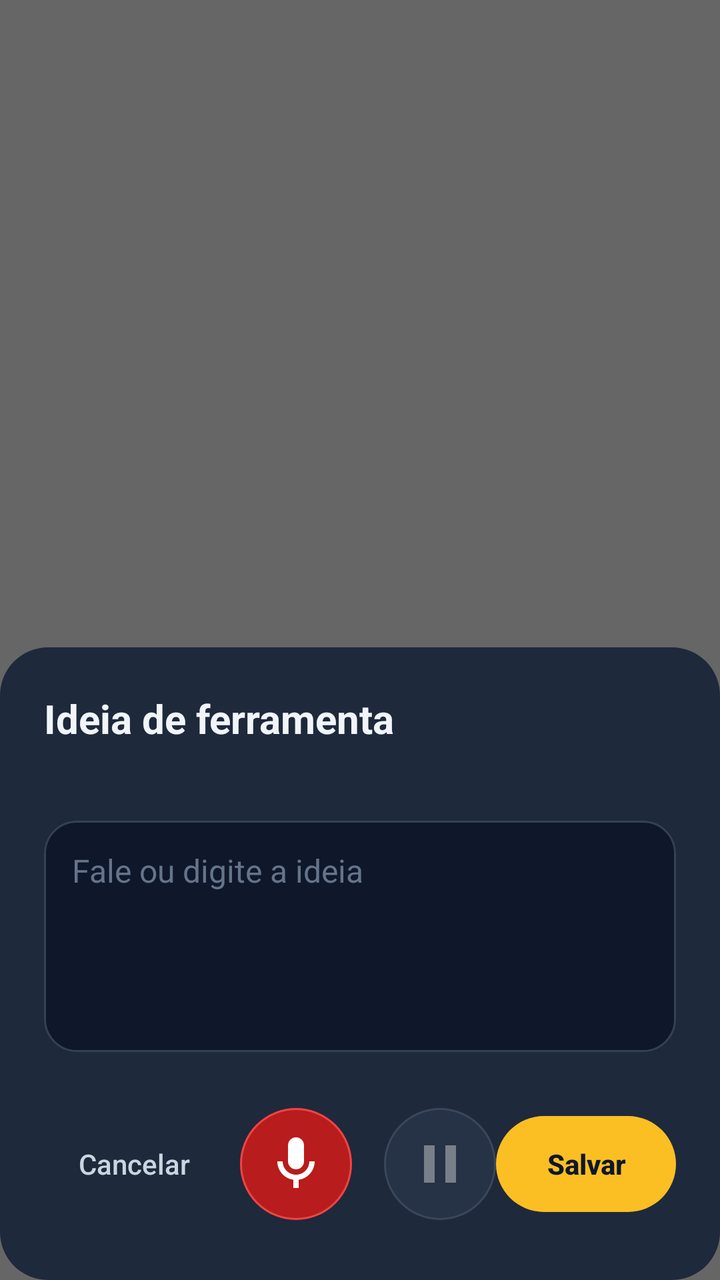
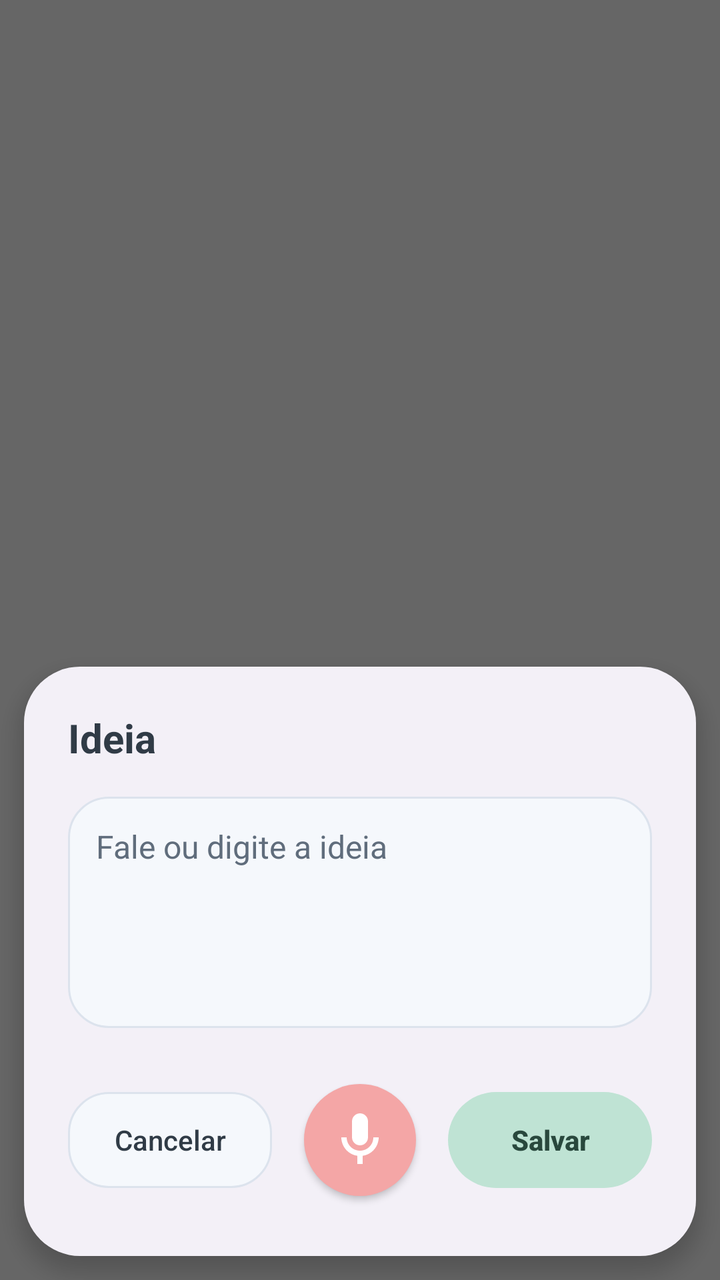

An Android layout rendered at two revisions. The XML below is the earlier revision; the diff shows what the commit changed to produce the second picture.
<!-- AndroidManifest.xml: activity theme Theme.BancoCBR.Idea -->
<!-- res/layout/idea.xml -->
<?xml version="1.0" encoding="utf-8"?>
<FrameLayout xmlns:android="http://schemas.android.com/apk/res/android"
    android:id="@+id/idea_root" android:layout_width="match_parent" android:layout_height="match_parent"
    android:background="#99000000" android:fitsSystemWindows="true">
    <LinearLayout android:layout_width="match_parent" android:layout_height="wrap_content"
        android:layout_gravity="bottom" android:background="@drawable/idea_card" android:clickable="true"
        android:orientation="vertical" android:paddingStart="22dp" android:paddingEnd="22dp"
        android:paddingTop="22dp" android:paddingBottom="18dp">
        <TextView android:layout_width="match_parent" android:layout_height="wrap_content"
            android:text="@string/idea_title" android:textColor="@color/foreground" android:textSize="20sp" android:textStyle="bold" />
        <TextView android:id="@+id/idea_status" android:layout_width="match_parent" android:layout_height="wrap_content"
            android:layout_marginTop="4dp" android:textColor="@color/muted" android:textSize="13sp" />
        <EditText android:id="@+id/idea_input" android:layout_width="match_parent" android:layout_height="wrap_content"
            android:layout_marginTop="16dp" android:background="@drawable/idea_field" android:gravity="top|start"
            android:hint="@string/idea_hint" android:inputType="textMultiLine|textCapSentences"
            android:minLines="4" android:maxLines="10" android:padding="14dp" android:scrollbars="vertical"
            android:textColor="@color/foreground" android:textColorHint="#64748b" android:textSize="16sp"
            android:lineSpacingExtra="3dp" />
        <LinearLayout android:layout_width="match_parent" android:layout_height="wrap_content"
            android:layout_marginTop="16dp" android:gravity="center" android:orientation="horizontal">
            <Button android:id="@+id/idea_cancel" android:layout_width="0dp" android:layout_height="48dp" android:layout_weight="1"
                android:background="@android:color/transparent" android:stateListAnimator="@null"
                android:minWidth="0dp" android:paddingStart="4dp" android:paddingEnd="4dp"
                android:text="@string/idea_cancel" android:textAllCaps="false" android:textColor="@color/muted" android:textSize="14sp" />
            <LinearLayout android:layout_width="136dp" android:layout_height="80dp"
                android:gravity="center" android:orientation="horizontal">
                <FrameLayout android:layout_width="72dp" android:layout_height="80dp">
                    <View android:id="@+id/idea_mic_ring" android:layout_width="72dp" android:layout_height="72dp"
                        android:layout_gravity="center" android:background="@drawable/idea_mic_ring"
                        android:importantForAccessibility="no" android:visibility="invisible" />
                    <ImageButton android:id="@+id/idea_mic" android:layout_width="56dp" android:layout_height="56dp"
                        android:layout_gravity="center" android:padding="12dp" android:scaleType="fitCenter"
                        android:src="@drawable/ic_mic" android:background="@drawable/idea_mic_off"
                        android:backgroundTint="@null" android:stateListAnimator="@null"
                        android:contentDescription="@string/idea_mic_desc" />
                </FrameLayout>
                <ImageButton android:id="@+id/idea_pause" android:layout_width="56dp" android:layout_height="56dp"
                    android:layout_marginStart="8dp" android:padding="12dp" android:scaleType="fitCenter"
                    android:src="@drawable/ic_pause" android:background="@drawable/idea_pause"
                    android:backgroundTint="@null" android:stateListAnimator="@null"
                    android:contentDescription="@string/idea_pause_desc" android:enabled="false" android:alpha="0.4" />
            </LinearLayout>
            <Button android:id="@+id/idea_save" android:layout_width="0dp" android:layout_height="48dp" android:layout_weight="1"
                android:background="@drawable/idea_save" android:stateListAnimator="@null"
                android:text="@string/quick_save" android:textAllCaps="false" android:textColor="@color/background"
                android:minWidth="0dp" android:paddingStart="4dp" android:paddingEnd="4dp"
                android:textSize="14sp" android:textStyle="bold" />
        </LinearLayout>
    </LinearLayout>
</FrameLayout>
<!-- resources referenced by this layout -->
<resources>
  <color name="background">#0f172a</color>
  <color name="foreground">#f1f5f9</color>
  <color name="muted">#cbd5e1</color>
  <!-- drawable ic_mic (drawable) -->
  <?xml version="1.0" encoding="utf-8"?>
  <vector xmlns:android="http://schemas.android.com/apk/res/android"
      android:width="48dp" android:height="48dp" android:viewportWidth="24" android:viewportHeight="24">
      <path android:fillColor="#FFFFFF"
          android:pathData="M12,14c1.66,0 3,-1.34 3,-3V5c0,-1.66 -1.34,-3 -3,-3S9,3.34 9,5v6c0,1.66 1.34,3 3,3zM17,11c0,2.76 -2.24,5 -5,5s-5,-2.24 -5,-5H5c0,3.53 2.61,6.43 6,6.92V21h2v-3.08c3.39,-0.49 6,-3.39 6,-6.92z" />
  </vector>
  <!-- drawable ic_pause (drawable) -->
  <?xml version="1.0" encoding="utf-8"?>
  <vector xmlns:android="http://schemas.android.com/apk/res/android"
      android:width="48dp" android:height="48dp" android:viewportWidth="24" android:viewportHeight="24">
      <path android:fillColor="#ffffff"
          android:pathData="M6,19h4V5H6zM14,5v14h4V5z" />
  </vector>
  <!-- drawable idea_card (drawable) -->
  <?xml version="1.0" encoding="utf-8"?>
  <shape xmlns:android="http://schemas.android.com/apk/res/android" android:shape="rectangle">
      <solid android:color="#1e293b" />
      <corners android:radius="24dp" />
  </shape>
  <!-- drawable idea_field (drawable) -->
  <?xml version="1.0" encoding="utf-8"?>
  <shape xmlns:android="http://schemas.android.com/apk/res/android" android:shape="rectangle">
      <solid android:color="#0f172a" />
      <stroke android:width="1dp" android:color="#334155" />
      <corners android:radius="16dp" />
  </shape>
  <!-- drawable idea_mic_off (drawable) -->
  <?xml version="1.0" encoding="utf-8"?>
  <ripple xmlns:android="http://schemas.android.com/apk/res/android" android:color="#40FFFFFF">
      <item>
          <shape android:shape="oval">
              <solid android:color="#B91C1C" />
              <stroke android:width="1dp" android:color="#EF4444" />
          </shape>
      </item>
  </ripple>
  <!-- drawable idea_mic_ring (drawable) -->
  <?xml version="1.0" encoding="utf-8"?>
  <shape xmlns:android="http://schemas.android.com/apk/res/android" android:shape="oval">
      <solid android:color="#18EF4444" />
      <stroke android:width="2dp" android:color="#EF4444" />
  </shape>
  <!-- drawable idea_pause (drawable) -->
  <?xml version="1.0" encoding="utf-8"?>
  <ripple xmlns:android="http://schemas.android.com/apk/res/android" android:color="#30FFFFFF">
      <item>
          <shape android:shape="oval">
              <solid android:color="#334155" />
              <stroke android:width="1dp" android:color="#64748B" />
          </shape>
      </item>
  </ripple>
  <!-- drawable idea_save (drawable) -->
  <?xml version="1.0" encoding="utf-8"?>
  <shape xmlns:android="http://schemas.android.com/apk/res/android" android:shape="rectangle">
      <solid android:color="@color/tool" />
      <corners android:radius="24dp" />
  </shape>
  <string name="idea_cancel">Cancelar</string>
  <string name="idea_hint">Fale ou digite a ideia</string>
  <string name="idea_mic_desc">Gravar ou pausar</string>
  <string name="idea_pause_desc">Pausar gravação</string>
  <string name="idea_title">Ideia de ferramenta</string>
  <string name="quick_save">Salvar</string>
  <style name="Theme.BancoCBR.Idea" parent="android:style/Theme.Material.NoActionBar">
          <item name="android:windowIsTranslucent">true</item>
          <item name="android:windowBackground">@android:color/transparent</item>
          <item name="android:backgroundDimEnabled">false</item>
          <item name="android:statusBarColor">@android:color/transparent</item>
          <item name="android:navigationBarColor">#1e293b</item>
          <item name="android:colorAccent">@color/tool</item>
          <item name="android:windowAnimationStyle">@android:style/Animation.InputMethod</item>
      </style>
  <color name="tool">#fbbf24</color>
</resources>

<!-- the commit's change to res/layout/idea.xml (unified diff, before → after) -->
@@ -2,27 +2,28 @@
 <FrameLayout xmlns:android="http://schemas.android.com/apk/res/android"
     android:id="@+id/idea_root" android:layout_width="match_parent" android:layout_height="match_parent"
     android:background="#99000000" android:fitsSystemWindows="true">
-    <LinearLayout android:layout_width="match_parent" android:layout_height="wrap_content"
+    <LinearLayout android:id="@+id/idea_card" android:layout_width="match_parent" android:layout_height="wrap_content"
         android:layout_gravity="bottom" android:background="@drawable/idea_card" android:clickable="true"
+        android:elevation="6dp" android:layout_margin="12dp"
         android:orientation="vertical" android:paddingStart="22dp" android:paddingEnd="22dp"
         android:paddingTop="22dp" android:paddingBottom="18dp">
-        <TextView android:layout_width="match_parent" android:layout_height="wrap_content"
-            android:text="@string/idea_title" android:textColor="@color/foreground" android:textSize="20sp" android:textStyle="bold" />
+        <TextView android:id="@+id/idea_heading" android:layout_width="match_parent" android:layout_height="wrap_content"
+            android:text="@string/idea_title" android:textColor="#303B46" android:textSize="20sp" android:textStyle="bold" />
         <TextView android:id="@+id/idea_status" android:layout_width="match_parent" android:layout_height="wrap_content"
-            android:layout_marginTop="4dp" android:textColor="@color/muted" android:textSize="13sp" />
+            android:layout_marginTop="8dp" android:textColor="#9A3D45" android:textSize="13sp" android:visibility="gone" />
         <EditText android:id="@+id/idea_input" android:layout_width="match_parent" android:layout_height="wrap_content"
-            android:layout_marginTop="16dp" android:background="@drawable/idea_field" android:gravity="top|start"
+            android:layout_marginTop="16dp" android:background="@drawable/idea_field" android:backgroundTint="@null" android:gravity="top|start"
             android:hint="@string/idea_hint" android:inputType="textMultiLine|textCapSentences"
             android:minLines="4" android:maxLines="10" android:padding="14dp" android:scrollbars="vertical"
-            android:textColor="@color/foreground" android:textColorHint="#64748b" android:textSize="16sp"
+            android:textColor="#303B46" android:textColorHint="#606D7C" android:textSize="16sp"
             android:lineSpacingExtra="3dp" />
         <LinearLayout android:layout_width="match_parent" android:layout_height="wrap_content"
             android:layout_marginTop="16dp" android:gravity="center" android:orientation="horizontal">
             <Button android:id="@+id/idea_cancel" android:layout_width="0dp" android:layout_height="48dp" android:layout_weight="1"
-                android:background="@android:color/transparent" android:stateListAnimator="@null"
+                android:background="@drawable/idea_field" android:backgroundTint="@null" android:stateListAnimator="@null"
                 android:minWidth="0dp" android:paddingStart="4dp" android:paddingEnd="4dp"
-                android:text="@string/idea_cancel" android:textAllCaps="false" android:textColor="@color/muted" android:textSize="14sp" />
-            <LinearLayout android:layout_width="136dp" android:layout_height="80dp"
+                android:text="@string/idea_cancel" android:textAllCaps="false" android:textColor="#303B46" android:textSize="14sp" />
+            <LinearLayout android:layout_width="88dp" android:layout_height="80dp"
                 android:gravity="center" android:orientation="horizontal">
                 <FrameLayout android:layout_width="72dp" android:layout_height="80dp">
                     <View android:id="@+id/idea_mic_ring" android:layout_width="72dp" android:layout_height="72dp"
@@ -31,18 +32,13 @@
                     <ImageButton android:id="@+id/idea_mic" android:layout_width="56dp" android:layout_height="56dp"
                         android:layout_gravity="center" android:padding="12dp" android:scaleType="fitCenter"
                         android:src="@drawable/ic_mic" android:background="@drawable/idea_mic_off"
-                        android:backgroundTint="@null" android:stateListAnimator="@null"
+                        android:backgroundTint="@null" android:stateListAnimator="@null" android:elevation="2dp"
                         android:contentDescription="@string/idea_mic_desc" />
                 </FrameLayout>
-                <ImageButton android:id="@+id/idea_pause" android:layout_width="56dp" android:layout_height="56dp"
-                    android:layout_marginStart="8dp" android:padding="12dp" android:scaleType="fitCenter"
-                    android:src="@drawable/ic_pause" android:background="@drawable/idea_pause"
-                    android:backgroundTint="@null" android:stateListAnimator="@null"
-                    android:contentDescription="@string/idea_pause_desc" android:enabled="false" android:alpha="0.4" />
             </LinearLayout>
             <Button android:id="@+id/idea_save" android:layout_width="0dp" android:layout_height="48dp" android:layout_weight="1"
-                android:background="@drawable/idea_save" android:stateListAnimator="@null"
-                android:text="@string/quick_save" android:textAllCaps="false" android:textColor="@color/background"
+                android:background="@drawable/idea_save" android:backgroundTint="@null" android:stateListAnimator="@null"
+                android:text="@string/quick_save" android:textAllCaps="false" android:textColor="#29483D"
                 android:minWidth="0dp" android:paddingStart="4dp" android:paddingEnd="4dp"
                 android:textSize="14sp" android:textStyle="bold" />
         </LinearLayout>
<!-- resource entries referenced after the edit -->
@@ -1,8 +1,5 @@
 <!-- resources referenced by this layout -->
 <resources>
-  <color name="background">#0f172a</color>
-  <color name="foreground">#f1f5f9</color>
-  <color name="muted">#cbd5e1</color>
   <!-- drawable ic_mic (drawable) -->
   <?xml version="1.0" encoding="utf-8"?>
   <vector xmlns:android="http://schemas.android.com/apk/res/android"
@@ -10,63 +7,44 @@
       <path android:fillColor="#FFFFFF"
           android:pathData="M12,14c1.66,0 3,-1.34 3,-3V5c0,-1.66 -1.34,-3 -3,-3S9,3.34 9,5v6c0,1.66 1.34,3 3,3zM17,11c0,2.76 -2.24,5 -5,5s-5,-2.24 -5,-5H5c0,3.53 2.61,6.43 6,6.92V21h2v-3.08c3.39,-0.49 6,-3.39 6,-6.92z" />
   </vector>
-  <!-- drawable ic_pause (drawable) -->
-  <?xml version="1.0" encoding="utf-8"?>
-  <vector xmlns:android="http://schemas.android.com/apk/res/android"
-      android:width="48dp" android:height="48dp" android:viewportWidth="24" android:viewportHeight="24">
-      <path android:fillColor="#ffffff"
-          android:pathData="M6,19h4V5H6zM14,5v14h4V5z" />
-  </vector>
   <!-- drawable idea_card (drawable) -->
   <?xml version="1.0" encoding="utf-8"?>
   <shape xmlns:android="http://schemas.android.com/apk/res/android" android:shape="rectangle">
-      <solid android:color="#1e293b" />
-      <corners android:radius="24dp" />
+      <solid android:color="#F3F0F7" />
+      <corners android:radius="28dp" />
   </shape>
   <!-- drawable idea_field (drawable) -->
   <?xml version="1.0" encoding="utf-8"?>
   <shape xmlns:android="http://schemas.android.com/apk/res/android" android:shape="rectangle">
-      <solid android:color="#0f172a" />
-      <stroke android:width="1dp" android:color="#334155" />
-      <corners android:radius="16dp" />
+      <solid android:color="#F5F8FC" />
+      <stroke android:width="1dp" android:color="#DCE3ED" />
+      <corners android:radius="20dp" />
   </shape>
   <!-- drawable idea_mic_off (drawable) -->
   <?xml version="1.0" encoding="utf-8"?>
   <ripple xmlns:android="http://schemas.android.com/apk/res/android" android:color="#40FFFFFF">
       <item>
           <shape android:shape="oval">
-              <solid android:color="#B91C1C" />
-              <stroke android:width="1dp" android:color="#EF4444" />
+              <solid android:color="#F4A6A6" />
           </shape>
       </item>
   </ripple>
   <!-- drawable idea_mic_ring (drawable) -->
   <?xml version="1.0" encoding="utf-8"?>
   <shape xmlns:android="http://schemas.android.com/apk/res/android" android:shape="oval">
-      <solid android:color="#18EF4444" />
-      <stroke android:width="2dp" android:color="#EF4444" />
+      <solid android:color="#18E57373" />
+      <stroke android:width="2dp" android:color="#E57373" />
   </shape>
-  <!-- drawable idea_pause (drawable) -->
-  <?xml version="1.0" encoding="utf-8"?>
-  <ripple xmlns:android="http://schemas.android.com/apk/res/android" android:color="#30FFFFFF">
-      <item>
-          <shape android:shape="oval">
-              <solid android:color="#334155" />
-              <stroke android:width="1dp" android:color="#64748B" />
-          </shape>
-      </item>
-  </ripple>
   <!-- drawable idea_save (drawable) -->
   <?xml version="1.0" encoding="utf-8"?>
   <shape xmlns:android="http://schemas.android.com/apk/res/android" android:shape="rectangle">
-      <solid android:color="@color/tool" />
+      <solid android:color="#BFE3D4" />
       <corners android:radius="24dp" />
   </shape>
   <string name="idea_cancel">Cancelar</string>
   <string name="idea_hint">Fale ou digite a ideia</string>
-  <string name="idea_mic_desc">Gravar ou pausar</string>
-  <string name="idea_pause_desc">Pausar gravação</string>
-  <string name="idea_title">Ideia de ferramenta</string>
+  <string name="idea_mic_desc">Gravar ideia</string>
+  <string name="idea_title">Ideia</string>
   <string name="quick_save">Salvar</string>
   <style name="Theme.BancoCBR.Idea" parent="android:style/Theme.Material.NoActionBar">
           <item name="android:windowIsTranslucent">true</item>
